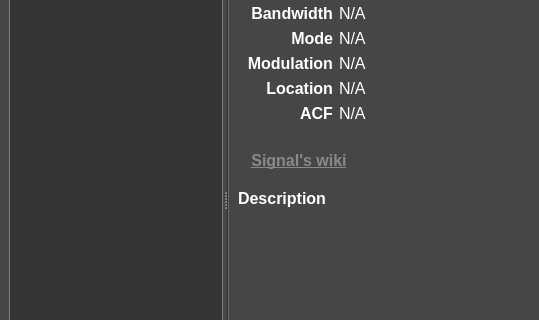
First picture: the form in main_window.ui, repository vbrizgamnk/Artemis, before the edit; both pictures show x 0 to 539 and y 113 to 433 of the 1169 by 626 pixel window.
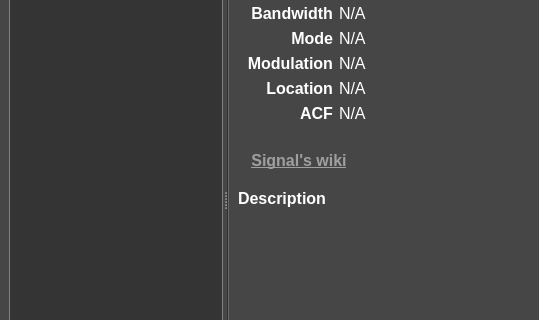
Second picture: the form after the edit. Icons and pictures are not drawn.

Commit message: Fix bug in set_band_range

```diff
--- a/main_window.ui
+++ b/main_window.ui
@@ -1204,7 +1204,7 @@
                <string>&lt;html&gt;&lt;head/&gt;&lt;body&gt;&lt;p&gt;&lt;span style=&quot; color:#000000;&quot;&gt;Go to the signal's wiki.&lt;/span&gt;&lt;/p&gt;&lt;/body&gt;&lt;/html&gt;</string>
               </property>
               <property name="styleSheet">
-               <string notr="true">color: #898989;</string>
+               <string notr="true">color: #9f9f9f;</string>
               </property>
               <property name="text">
                <string>Signal's wiki</string>
```
The commit also changes 1 other file.
